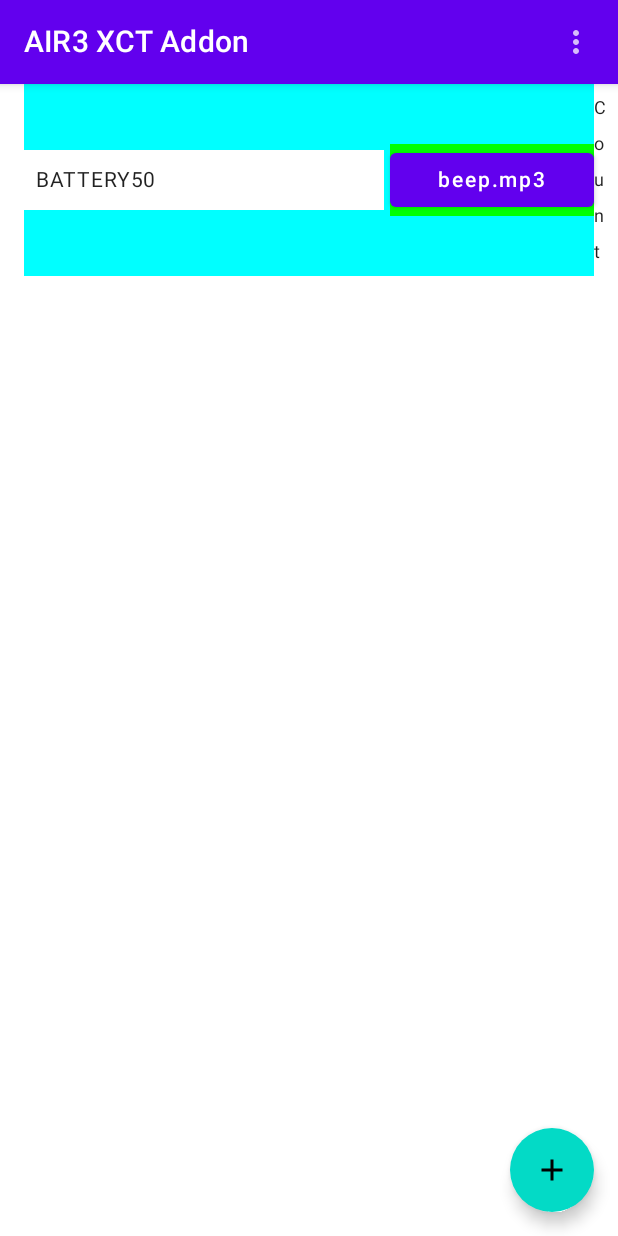
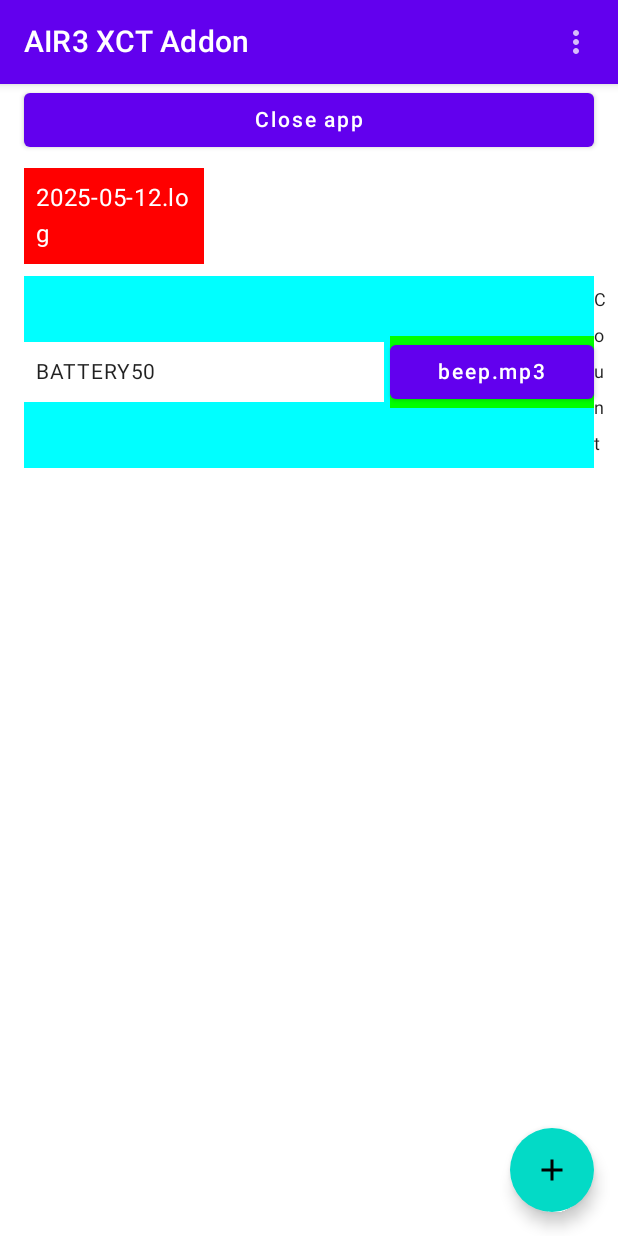
Before and after one commit to Berfon99/air3xctaddon, an Android app built with Jetpack Compose: the screen it shows after launch (MainActivity), on a phone screen of 412 x 824 dp. Run offline under Robolectric (Android 15) with nearby library versions, the phone set to English and light mode, and no system bars; our stand-ins replace Room's generated code; 1 statement that could not run was skipped.

Commit message:
improving log reading

```diff
--- a/app/build.gradle.kts
+++ b/app/build.gradle.kts
@@ -70,6 +70,7 @@ dependencies {
     implementation("androidx.navigation:navigation-compose:2.8.3")
     implementation("com.google.android.material:material:1.12.0")
     implementation("androidx.appcompat:appcompat:1.7.0")
+    implementation("androidx.localbroadcastmanager:localbroadcastmanager:1.1.0")
 
     testImplementation(libs.junit)
     androidTestImplementation(libs.androidx.junit)
--- a/app/src/main/java/com/xc/air3xctaddon/MainViewModel.kt
+++ b/app/src/main/java/com/xc/air3xctaddon/MainViewModel.kt
@@ -1,14 +1,23 @@
 package com.xc.air3xctaddon
 
 import android.app.Application
+import android.content.BroadcastReceiver
+import android.content.Context
+import android.content.Intent
+import android.content.IntentFilter
+import android.os.Environment
 import android.util.Log
 import androidx.lifecycle.AndroidViewModel
 import androidx.lifecycle.viewModelScope
+import androidx.localbroadcastmanager.content.LocalBroadcastManager
 import androidx.room.Room
 import kotlinx.coroutines.flow.MutableStateFlow
 import kotlinx.coroutines.flow.StateFlow
 import kotlinx.coroutines.flow.asStateFlow
 import kotlinx.coroutines.launch
+import java.io.File
+import java.text.SimpleDateFormat
+import java.util.*
 
 class MainViewModel(application: Application) : AndroidViewModel(application) {
     private val db = Room.databaseBuilder(
@@ -21,6 +30,21 @@ class MainViewModel(application: Application) : AndroidViewModel(application) {
     private val _configs = MutableStateFlow<List<EventConfig>>(emptyList())
     val configs: StateFlow<List<EventConfig>> = _configs.asStateFlow()
 
+    // État du fichier de log
+    private val _logFileStatus = MutableStateFlow(LogFileStatus(getLogFileName(), false))
+    val logFileStatus: StateFlow<LogFileStatus> = _logFileStatus.asStateFlow()
+
+    data class LogFileStatus(val fileName: String, val isObserved: Boolean)
+
+    private val logFileStatusReceiver = object : BroadcastReceiver() {
+        override fun onReceive(context: Context?, intent: Intent?) {
+            val fileName = intent?.getStringExtra(LogMonitorService.EXTRA_LOG_FILE_NAME) ?: return
+            val isObserved = intent.getBooleanExtra(LogMonitorService.EXTRA_IS_OBSERVED, false)
+            _logFileStatus.value = LogFileStatus(fileName, isObserved)
+            Log.d("MainViewModel", "Received log file status: $fileName, isObserved: $isObserved")
+        }
+    }
+
     init {
         viewModelScope.launch {
             try {
@@ -32,7 +56,7 @@ class MainViewModel(application: Application) : AndroidViewModel(application) {
                     val defaultEvent = Event.values().firstOrNull()
                     if (defaultEvent != null) {
                         val defaultConfig = EventConfig(
-                            id = 0, // Room générera automatiquement l'ID
+                            id = 0,
                             event = defaultEvent,
                             soundFile = "beep.mp3",
                             volumeType = VolumeType.SYSTEM,
@@ -56,6 +80,20 @@ class MainViewModel(application: Application) : AndroidViewModel(application) {
                 Log.e("MainViewModel", "Error initializing configs", e)
             }
         }
+
+        // Enregistrer le BroadcastReceiver
+        LocalBroadcastManager.getInstance(application).registerReceiver(
+            logFileStatusReceiver,
+            IntentFilter(LogMonitorService.ACTION_LOG_FILE_STATUS)
+        )
+
+        // Vérifier l'état initial
+        updateLogFileStatus()
+    }
+
+    override fun onCleared() {
+        super.onCleared()
+        LocalBroadcastManager.getInstance(getApplication()).unregisterReceiver(logFileStatusReceiver)
     }
 
     fun addConfig(event: Event, soundFile: String, volumeType: VolumeType, volumePercentage: Int, playCount: Int) {
@@ -63,7 +101,7 @@ class MainViewModel(application: Application) : AndroidViewModel(application) {
             try {
                 val position = _configs.value.size
                 val config = EventConfig(
-                    id = 0, // Room générera automatiquement l'ID
+                    id = 0,
                     event = event,
                     soundFile = soundFile,
                     volumeType = volumeType,
@@ -94,7 +132,6 @@ class MainViewModel(application: Application) : AndroidViewModel(application) {
         viewModelScope.launch {
             try {
                 dao.delete(config)
-                // Update positions
                 _configs.value.forEachIndexed { index, cfg ->
                     if (cfg.position != index) {
                         dao.updatePosition(cfg.id, index)
@@ -131,4 +168,21 @@ class MainViewModel(application: Application) : AndroidViewModel(application) {
         Log.d("MainViewModel", "Available events: ${availableEvents.map { it.name }}")
         return availableEvents
     }
+
+    private fun getLogFileName(): String {
+        val date = SimpleDateFormat("yyyy-MM-dd", Locale.US).format(Date())
+        return "$date.log"
+    }
+
+    fun updateLogFileStatus() {
+        viewModelScope.launch {
+            val logFile = File(
+                Environment.getExternalStorageDirectory(),
+                "Android/data/org.xcontest.XCTrack/files/Log/${getLogFileName()}"
+            )
+            val isObserved = logFile.exists()
+            _logFileStatus.value = LogFileStatus(getLogFileName(), isObserved)
+            Log.d("MainViewModel", "Log file status: ${logFile.absolutePath}, exists: $isObserved")
+        }
+    }
 }
--- a/app/src/main/java/com/xc/air3xctaddon/ui/MainScreen.kt
+++ b/app/src/main/java/com/xc/air3xctaddon/ui/MainScreen.kt
@@ -1,11 +1,14 @@
 package com.xc.air3xctaddon.ui
 
-import android.app.Application
 import android.content.Intent
 import android.util.Log
+import androidx.compose.foundation.background
 import androidx.compose.foundation.layout.Arrangement
+import androidx.compose.foundation.layout.Column
 import androidx.compose.foundation.layout.fillMaxSize
+import androidx.compose.foundation.layout.fillMaxWidth
 import androidx.compose.foundation.layout.padding
+import androidx.compose.foundation.layout.width
 import androidx.compose.foundation.lazy.LazyColumn
 import androidx.compose.foundation.lazy.itemsIndexed
 import androidx.compose.material.*
@@ -14,6 +17,7 @@ import androidx.compose.material.icons.filled.Add
 import androidx.compose.material.icons.filled.MoreVert
 import androidx.compose.runtime.*
 import androidx.compose.ui.Modifier
+import androidx.compose.ui.graphics.Color
 import androidx.compose.ui.platform.LocalContext
 import androidx.compose.ui.unit.dp
 import androidx.lifecycle.viewmodel.compose.viewModel
@@ -21,18 +25,19 @@ import com.xc.air3xctaddon.AboutActivity
 import com.xc.air3xctaddon.Event
 import com.xc.air3xctaddon.EventConfig
 import com.xc.air3xctaddon.MainViewModel
-import com.xc.air3xctaddon.MainViewModelFactory
 import com.xc.air3xctaddon.SettingsActivity
 import com.xc.air3xctaddon.VolumeType
+import com.xc.air3xctaddon.MainViewModelFactory
 
 @Composable
-fun MainScreen(viewModel: MainViewModel = viewModel(factory = MainViewModelFactory(LocalContext.current.applicationContext as Application))) {
+fun MainScreen(viewModel: MainViewModel = viewModel(factory = MainViewModelFactory(LocalContext.current.applicationContext as android.app.Application))) {
     val configs by viewModel.configs.collectAsState()
+    val logFileStatus by viewModel.logFileStatus.collectAsState()
     val context = LocalContext.current
     var showMenu by remember { mutableStateOf(false) }
     val availableEvents by remember { derivedStateOf { viewModel.getAvailableEvents() } }
 
-    Log.d("MainScreen", "Configs: $configs, AvailableEvents: $availableEvents")
+    Log.d("MainScreen", "Configs: $configs, AvailableEvents: $availableEvents, LogFileStatus: ${logFileStatus.fileName}, isObserved: ${logFileStatus.isObserved}")
 
     Scaffold(
         topBar = {
@@ -83,11 +88,40 @@ fun MainScreen(viewModel: MainViewModel = viewModel(factory = MainViewModelFacto
             }
         }
     ) { padding ->
-        LazyColumn(
+        Column(
             modifier = Modifier
                 .fillMaxSize()
                 .padding(padding)
                 .padding(horizontal = 16.dp),
+            verticalArrangement = Arrangement.spacedBy(8.dp)
+        ) {
+            // Bouton Close App
+            Button(
+                onClick = {
+                    context.startActivity(Intent(Intent.ACTION_MAIN).apply {
+                        addCategory(Intent.CATEGORY_HOME)
+                        flags = Intent.FLAG_ACTIVITY_NEW_TASK
+                    })
+                    Log.d("MainScreen", "Close app clicked")
+                },
+                modifier = Modifier.fillMaxWidth()
+            ) {
+                Text("Close app")
+            }
+
+            // Nom du fichier de log
+            Text(
+                text = logFileStatus.fileName,
+                modifier = Modifier
+                    .width(120.dp)
+                    .background(if (logFileStatus.isObserved) Color.Green else Color.Red)
+                    .padding(8.dp),
+                color = Color.White
+            )
+
+            // Liste des configurations
+            LazyColumn(
+                modifier = Modifier.fillMaxSize(),
                 verticalArrangement = Arrangement.spacedBy(8.dp)
             ) {
                 itemsIndexed(configs, key = { _, config -> config.id }) { index, config ->
@@ -103,3 +137,4 @@ fun MainScreen(viewModel: MainViewModel = viewModel(factory = MainViewModelFacto
             }
         }
     }
+}
```
Also changed, not shown: app/src/main/java/com/xc/air3xctaddon/LogMonitorService.kt (+19 -5 lines). Lines whose indentation alone changed are shown as unchanged.
